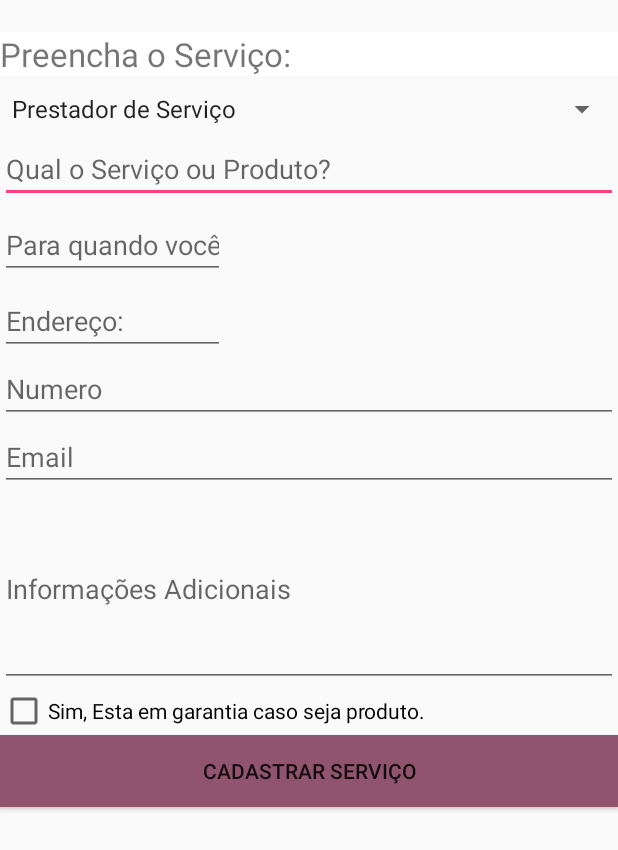
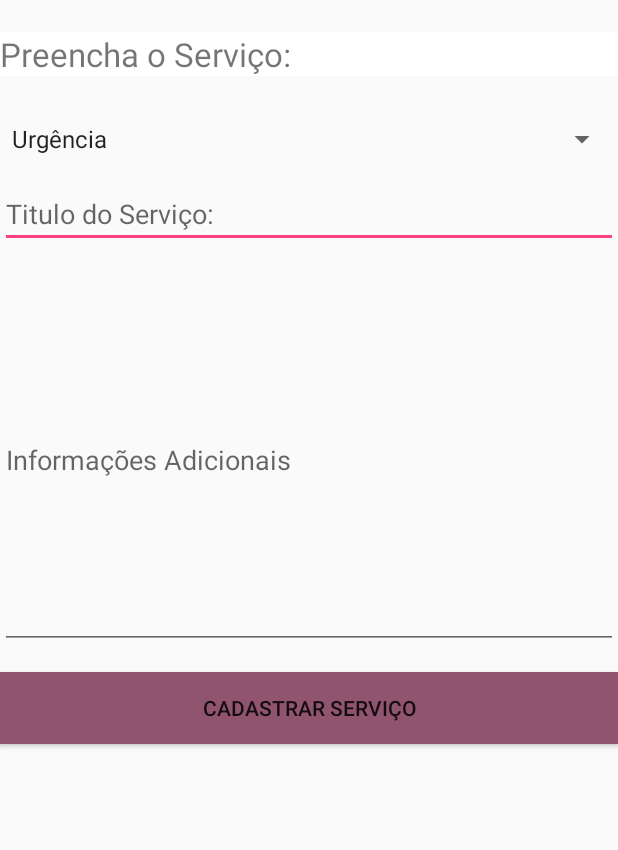
Before and after one commit to ThiagoCesarLopes/prestadorsv, an Android app: the ServiceActivity screen opened directly, with no data from a screen before it, on a phone screen of 412 x 824 dp. Shown: the top 850 px of the screen. Run offline under Robolectric (Android 15) with nearby library versions, the phone set to English and light mode, and no system bars.

Commit message:
alteraçao de layout

```diff
--- a/app/src/main/java/br/com/appanunciobairro/bairroanuncio/ClienteActivity.java
+++ b/app/src/main/java/br/com/appanunciobairro/bairroanuncio/ClienteActivity.java
@@ -35,7 +35,6 @@ public class ClienteActivity extends Activity {
         pbbar = (ProgressBar) findViewById(R.id.pbbar);
         pbbar.setVisibility(View.GONE);
 
-        //Intent it = new Intent(this, ListaServicoActivity.class);
 
         btnlogin.setOnClickListener(new View.OnClickListener() {
             @Override
@@ -72,7 +71,7 @@ public class ClienteActivity extends Activity {
 
             if(isSuccess) {
                 Toast.makeText(ClienteActivity.this,r,Toast.LENGTH_SHORT).show();
-                setContentView(R.layout.list_service_provider);
+               // setContentView(R.layout.list_service_provider);
                 //context.startActivity(new Intent(context,ListaServicoActivity.class));
                 //this.context = context.getApplicationContext();
 
--- a/app/src/main/res/layout/servico_form.xml
+++ b/app/src/main/res/layout/servico_form.xml
@@ -1,5 +1,6 @@
 <?xml version="1.0" encoding="utf-8"?>
 <LinearLayout xmlns:android="http://schemas.android.com/apk/res/android"
+    xmlns:tools="http://schemas.android.com/tools"
     android:id="@+id/cadastrar"
     android:layout_width="match_parent"
     android:layout_height="match_parent"
@@ -19,7 +20,7 @@
         android:id="@+id/SpinnerFeedbackType"
         android:layout_width="fill_parent"
         android:layout_height="wrap_content"
-        android:layout_marginTop="10dp"
+        android:layout_marginTop="30dp"
         android:entries="@array/Cadastrolist"
         android:prompt="@string/cadastrobacktype"></Spinner>
 
@@ -27,62 +28,26 @@
         android:id="@+id/edNome"
         android:layout_width="match_parent"
         android:layout_height="wrap_content"
-        android:layout_marginTop="5dp"
+        android:layout_marginTop="15dp"
         android:gravity="top"
-        android:hint="Qual o Serviço ou Produto?"
+        android:hint="Titulo do Serviço:"
         android:inputType="textPersonName"
         android:singleLine="true" />
 
     <EditText
-        android:id="@+id/edTelefone"
-        android:layout_width="150dp"
-        android:layout_height="wrap_content"
-        android:layout_marginTop="5dp"
-        android:gravity="bottom"
-        android:hint="Para quando você precisa deste serviço?"
-        android:singleLine="true" />
-
-    <EditText
-        android:id="@+id/edcelular"
-        android:layout_width="150dp"
-        android:layout_height="wrap_content"
-        android:layout_marginTop="5dp"
-        android:hint="Endereço:"
-        android:inputType="textPersonName"
-        android:singleLine="true" />
-
-    <EditText
-        android:id="@+id/EditTextName"
-        android:layout_width="fill_parent"
-        android:layout_height="wrap_content"
-        android:hint="Numero"
-        android:inputType="textPersonName"></EditText>
-
-    <EditText
-        android:id="@+id/EditTextEmail"
-        android:layout_width="fill_parent"
-        android:layout_height="wrap_content"
-        android:hint="@string/feedbackemail"
-        android:inputType="textEmailAddress"></EditText>
-
-    <EditText
         android:id="@+id/EditTextFeedbackBody"
-        android:layout_width="fill_parent"
-        android:layout_height="wrap_content"
+        android:layout_width="match_parent"
+        android:layout_height="252dp"
+        android:layout_marginTop="15dp"
         android:hint="Informações Adicionais"
         android:inputType="textMultiLine"
         android:lines="5"></EditText>
-
-    <CheckBox
-        android:id="@+id/CheckBoxResponse"
-        android:layout_width="fill_parent"
-        android:layout_height="wrap_content"
-        android:text="@string/garantia"></CheckBox>
 
     <Button
         android:id="@+id/btnconfirmar"
         android:layout_width="match_parent"
         android:layout_height="wrap_content"
+        android:layout_marginTop="15dp"
         android:background="@color/colorPrimary"
         android:onClick="OnclickCadastrarServico"
         android:text="Cadastrar Serviço" />
--- a/app/src/main/res/values/arrays.xml
+++ b/app/src/main/res/values/arrays.xml
@@ -11,6 +11,8 @@
     <string-array name="Cadastrolist">
         <item>@string/cadastrobacktype</item>
         <item>@string/cadastrobacktype2</item>
+        <item>@string/cadastrobacktype3</item>
+        <item>@string/cadastrobacktype4</item>
      </string-array>
 
     <string-array name="CadastroUrgenciaServicoCliente">
--- a/app/src/main/res/values/colors.xml
+++ b/app/src/main/res/values/colors.xml
@@ -1,6 +1,6 @@
 <?xml version="1.0" encoding="utf-8"?>
 <resources>
     <color name="colorPrimary">#90546e</color>
-    <color name="colorPrimaryDark">#303f9f</color>
+    <color name="colorPrimaryDark">#52f226</color>
     <color name="colorAccent">#FF4081</color>
 </resources>
--- a/app/src/main/res/values/strings.xml
+++ b/app/src/main/res/values/strings.xml
@@ -2,8 +2,11 @@
     <string name="app_name">Prestador de Serviços -VF</string>
     <string name="cadastro">Preencha o Formulario:</string>
     <string name="cadendereco">Endereço:</string>
-    <string name="cadastrobacktype">Prestador de Serviço</string>
-    <string name="cadastrobacktype2">Usuário</string>
+    <string name="cadastrobacktype">Urgência</string>
+    <string name="cadastrobacktype2">Hoje:</string>
+    <string name="cadastrobacktype3">Essa Semana:</string>
+    <string name="cadastrobacktype4">Fim de Semana</string>
+
     <string name="garantia">Sim, Esta em garantia caso seja produto.</string>
     <string name="cadastroNovoCliente">Preencha o Cadastro </string>
     <string name="Servico">Descreva o Serviço: </string>
```
Also changed, not shown: app/src/main/res/drawable/ic_launcher_background.xml (+70 -166 lines), app/src/main/res/layout/list_service_provider.xml (+8 -4 lines), app/src/main/res/layout/login.xml (+16 -12 lines), app/src/main/ic_launcher_ScoreStars-web.png (added), app/src/main/res/mipmap-hdpi/ic_launcher_foreground.png (added), app/src/main/res/mipmap-mdpi/ic_launcher_foreground.png (added), app/src/main/res/mipmap-xhdpi/ic_launcher_foreground.png (added), app/src/main/res/mipmap-xxhdpi/ic_launcher_foreground.png (added), app/src/main/res/mipmap-xxxhdpi/ic_launcher_foreground.png (added).
